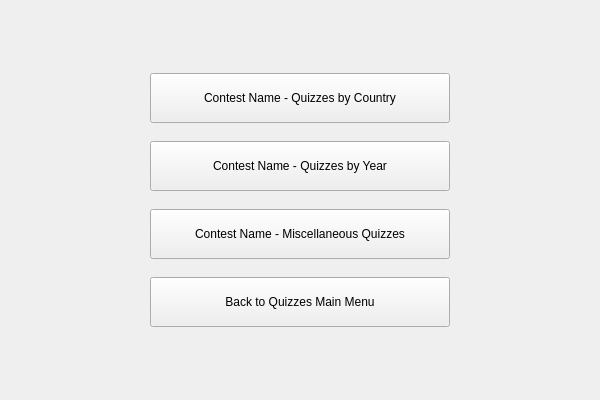
Qt form ui/quizzes_contest_main_menu.ui (GiaFil7/esc_app) before a commit.
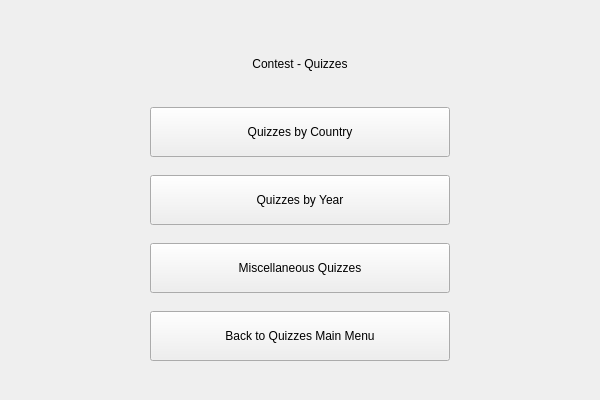
The same form after that commit.

Commit message: Added titles to menus and simplified button text

What changed in the file:
```diff
--- a/ui/quizzes_contest_main_menu.ui
+++ b/ui/quizzes_contest_main_menu.ui
@@ -54,6 +54,44 @@
        </property>
       </spacer>
      </item>
+     <item>
+      <widget class="QLabel" name="title_label">
+       <property name="sizePolicy">
+        <sizepolicy hsizetype="Fixed" vsizetype="Minimum">
+         <horstretch>0</horstretch>
+         <verstretch>0</verstretch>
+        </sizepolicy>
+       </property>
+       <property name="minimumSize">
+        <size>
+         <width>300</width>
+         <height>50</height>
+        </size>
+       </property>
+       <property name="text">
+        <string>Contest - Quizzes</string>
+       </property>
+       <property name="alignment">
+        <set>Qt::AlignmentFlag::AlignCenter</set>
+       </property>
+      </widget>
+     </item>
+     <item>
+      <spacer name="middle_spacer_2">
+       <property name="orientation">
+        <enum>Qt::Orientation::Vertical</enum>
+       </property>
+       <property name="sizeType">
+        <enum>QSizePolicy::Policy::Fixed</enum>
+       </property>
+       <property name="sizeHint" stdset="0">
+        <size>
+         <width>20</width>
+         <height>12</height>
+        </size>
+       </property>
+      </spacer>
+     </item>
      <item>
       <widget class="QPushButton" name="by_country_button">
        <property name="sizePolicy">
@@ -69,7 +107,7 @@
         </size>
        </property>
        <property name="text">
-        <string>Contest Name - Quizzes by Country</string>
+        <string>Quizzes by Country</string>
        </property>
       </widget>
      </item>
@@ -104,7 +142,7 @@
         </size>
        </property>
        <property name="text">
-        <string>Contest Name - Quizzes by Year</string>
+        <string>Quizzes by Year</string>
        </property>
       </widget>
      </item>
@@ -139,7 +177,7 @@
         </size>
        </property>
        <property name="text">
-        <string>Contest Name - Miscellaneous Quizzes</string>
+        <string>Miscellaneous Quizzes</string>
        </property>
       </widget>
      </item>
```
The commit also changes 9 other files.
